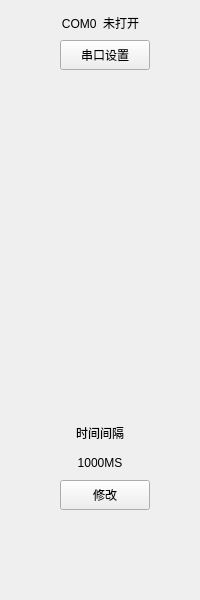
Qt form IDC_TestSystem/SI-BusBar/bus_toolbox/bus_settingtoolwid.ui (ChinaClever/IDC_TestSystem) before a commit.
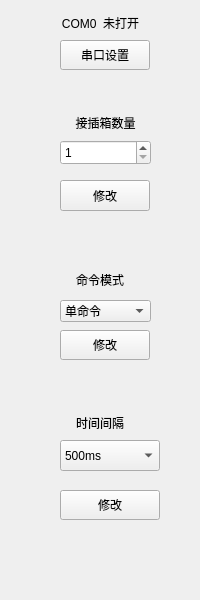
The same form after that commit.

Patch:
```diff
--- a/IDC_TestSystem/SI-BusBar/bus_toolbox/bus_settingtoolwid.ui
+++ b/IDC_TestSystem/SI-BusBar/bus_toolbox/bus_settingtoolwid.ui
@@ -46,8 +46,8 @@
    <property name="geometry">
     <rect>
      <x>60</x>
-     <y>480</y>
-     <width>90</width>
+     <y>490</y>
+     <width>100</width>
      <height>30</height>
     </rect>
    </property>
@@ -55,27 +55,11 @@
     <string>修改</string>
    </property>
   </widget>
-  <widget class="QLabel" name="timeLab">
-   <property name="geometry">
-    <rect>
-     <x>50</x>
-     <y>450</y>
-     <width>100</width>
-     <height>25</height>
-    </rect>
-   </property>
-   <property name="text">
-    <string>1000MS</string>
-   </property>
-   <property name="alignment">
-    <set>Qt::AlignCenter</set>
-   </property>
-  </widget>
   <widget class="QLabel" name="label_6">
    <property name="geometry">
     <rect>
      <x>50</x>
-     <y>420</y>
+     <y>410</y>
      <width>100</width>
      <height>25</height>
     </rect>
@@ -87,6 +71,125 @@
     <set>Qt::AlignCenter</set>
    </property>
   </widget>
+  <widget class="QPushButton" name="cmdBtn">
+   <property name="geometry">
+    <rect>
+     <x>60</x>
+     <y>330</y>
+     <width>90</width>
+     <height>30</height>
+    </rect>
+   </property>
+   <property name="text">
+    <string>修改</string>
+   </property>
+  </widget>
+  <widget class="QLabel" name="label_5">
+   <property name="geometry">
+    <rect>
+     <x>50</x>
+     <y>270</y>
+     <width>100</width>
+     <height>20</height>
+    </rect>
+   </property>
+   <property name="text">
+    <string>命令模式</string>
+   </property>
+   <property name="alignment">
+    <set>Qt::AlignCenter</set>
+   </property>
+  </widget>
+  <widget class="QComboBox" name="timeBox">
+   <property name="geometry">
+    <rect>
+     <x>60</x>
+     <y>440</y>
+     <width>100</width>
+     <height>31</height>
+    </rect>
+   </property>
+   <item>
+    <property name="text">
+     <string>500ms</string>
+    </property>
+   </item>
+   <item>
+    <property name="text">
+     <string>1000ms</string>
+    </property>
+   </item>
+   <item>
+    <property name="text">
+     <string>1500ms</string>
+    </property>
+   </item>
+  </widget>
+  <widget class="QComboBox" name="cmdBox">
+   <property name="geometry">
+    <rect>
+     <x>60</x>
+     <y>300</y>
+     <width>91</width>
+     <height>22</height>
+    </rect>
+   </property>
+   <item>
+    <property name="text">
+     <string>单命令</string>
+    </property>
+   </item>
+   <item>
+    <property name="text">
+     <string>双命令</string>
+    </property>
+   </item>
+  </widget>
+  <widget class="QPushButton" name="devNumBtn">
+   <property name="geometry">
+    <rect>
+     <x>60</x>
+     <y>180</y>
+     <width>90</width>
+     <height>31</height>
+    </rect>
+   </property>
+   <property name="text">
+    <string>修改</string>
+   </property>
+  </widget>
+  <widget class="QLabel" name="label">
+   <property name="geometry">
+    <rect>
+     <x>60</x>
+     <y>110</y>
+     <width>91</width>
+     <height>25</height>
+    </rect>
+   </property>
+   <property name="text">
+    <string>接插箱数量</string>
+   </property>
+   <property name="alignment">
+    <set>Qt::AlignCenter</set>
+   </property>
+  </widget>
+  <widget class="QSpinBox" name="spinBox">
+   <property name="geometry">
+    <rect>
+     <x>60</x>
+     <y>140</y>
+     <width>91</width>
+     <height>25</height>
+    </rect>
+   </property>
+   <property name="minimum">
+    <number>1</number>
+   </property>
+   <property name="maximum">
+    <number>18</number>
+   </property>
+  </widget>
  </widget>
  <resources/>
  <connections/>
```
